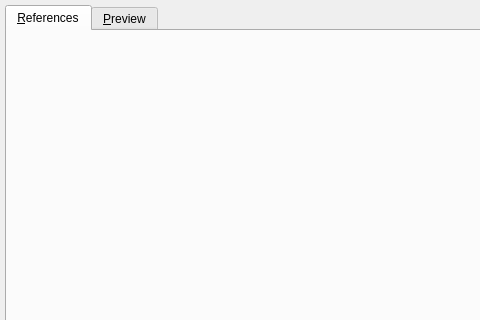
First picture: the form in libs/libgui/ui/dbobjects/genericsqlwidget.ui, repository maniac787/pgmodeler, before the edit; both pictures show x 0 to 480 and y 0 to 320 of the 651 by 418 pixel window.
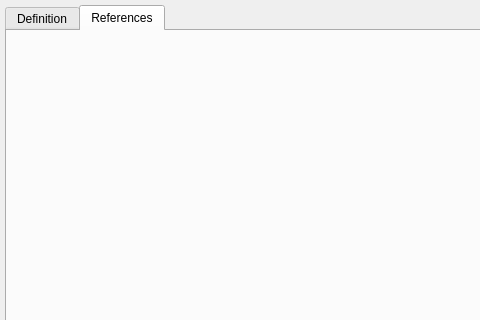
Second picture: the form after the edit. The open tabs and pages were chosen to show the change. Icons and pictures are not drawn.

```diff
--- a/libs/libgui/ui/dbobjects/genericsqlwidget.ui
+++ b/libs/libgui/ui/dbobjects/genericsqlwidget.ui
@@ -40,22 +40,22 @@
        <height>22</height>
       </size>
      </property>
+     <widget class="QWidget" name="definition_tab">
+      <attribute name="icon">
+       <iconset resource="../../res/resources.qrc">
+        <normaloff>:/icons/icons/sourcecode.png</normaloff>:/icons/icons/sourcecode.png</iconset>
+      </attribute>
+      <attribute name="title">
+       <string>Definition</string>
+      </attribute>
+     </widget>
      <widget class="QWidget" name="references_tab">
       <attribute name="icon">
        <iconset resource="../../res/resources.qrc">
         <normaloff>:/icons/icons/reference.png</normaloff>:/icons/icons/reference.png</iconset>
       </attribute>
       <attribute name="title">
-       <string>&amp;References</string>
-      </attribute>
-     </widget>
-     <widget class="QWidget" name="preview_tab">
-      <attribute name="icon">
-       <iconset resource="../../res/resources.qrc">
-        <normaloff>:/icons/icons/sqlpreview.png</normaloff>:/icons/icons/sqlpreview.png</iconset>
-      </attribute>
-      <attribute name="title">
-       <string>&amp;Preview</string>
+       <string>References</string>
       </attribute>
      </widget>
     </widget>
```
